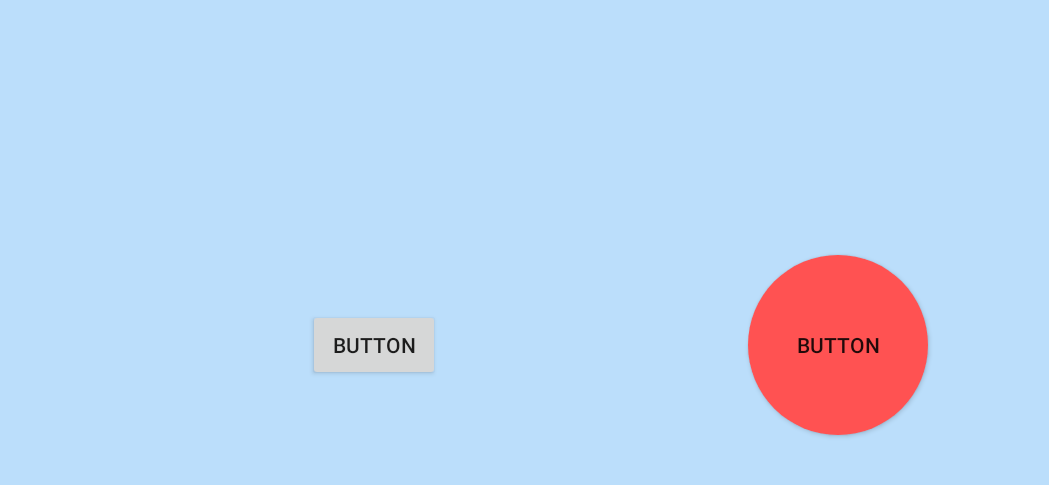
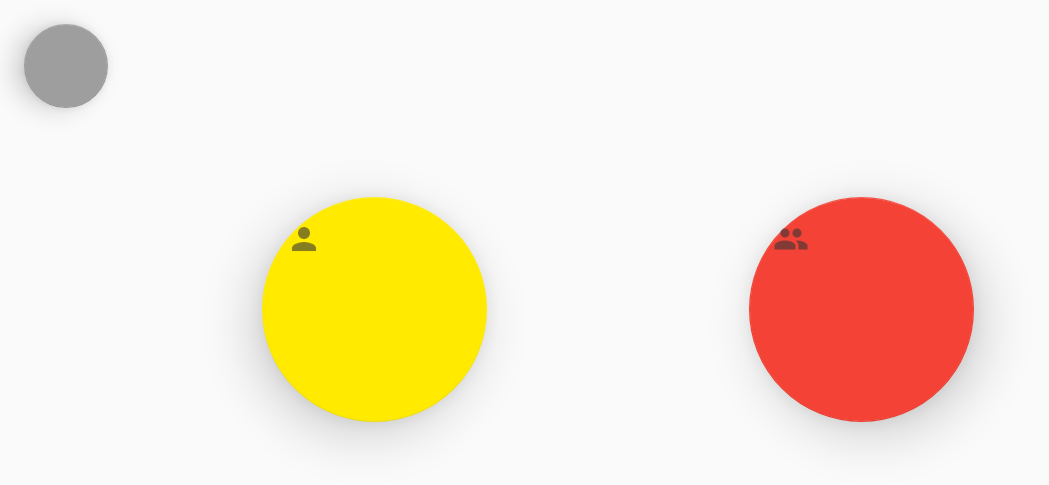
Before and after one commit to SSBB231/Connect4App, an Android app: the screen it shows after launch (MainScreen before the commit, MainActivity after it), on a phone screen of 824 x 412 dp (held sideways). Shown: the top 485 px of the screen, without its empty margins (0-1049 px from the left). Run offline under Robolectric (Android 15) with nearby library versions, the phone set to English and light mode, and no system bars.

Commit message:
Made cool FABs for the menu. Still on it...

```diff
--- a/app/src/main/java/com/example/ssbb231/connect4/MainActivity.java
+++ b/app/src/main/java/com/example/ssbb231/connect4/MainActivity.java
@@ -1,7 +1,7 @@
 package com.example.ssbb231.connect4;
 
+import android.os.Bundle;
 import android.support.v7.app.AppCompatActivity;
-import android.os.Bundle;
 
 public class MainActivity extends AppCompatActivity {
 
--- a/app/src/main/java/com/example/ssbb231/connect4/MainScreen.java
+++ /dev/null
@@ -1,163 +0,0 @@
-package com.example.ssbb231.connect4;
-
-import android.annotation.SuppressLint;
-import android.support.v7.app.ActionBar;
-import android.support.v7.app.AppCompatActivity;
-import android.os.Bundle;
-import android.os.Handler;
-import android.view.MotionEvent;
-import android.view.View;
-
-/**
- * An example full-screen activity that shows and hides the system UI (i.e.
- * status bar and navigation/system bar) with user interaction.
- */
-public class MainScreen extends AppCompatActivity {
-    /**
-     * Whether or not the system UI should be auto-hidden after
-     * {@link #AUTO_HIDE_DELAY_MILLIS} milliseconds.
-     */
-    private static final boolean AUTO_HIDE = true;
-
-    /**
-     * If {@link #AUTO_HIDE} is set, the number of milliseconds to wait after
-     * user interaction before hiding the system UI.
-     */
-    private static final int AUTO_HIDE_DELAY_MILLIS = 3000;
-
-    /**
-     * Some older devices needs a small delay between UI widget updates
-     * and a change of the status and navigation bar.
-     */
-    private static final int UI_ANIMATION_DELAY = 300;
-    private final Handler mHideHandler = new Handler();
-    private View mContentView;
-    private final Runnable mHidePart2Runnable = new Runnable() {
-        @SuppressLint("InlinedApi")
-        @Override
-        public void run() {
-            // Delayed removal of status and navigation bar
-
-            // Note that some of these constants are new as of API 16 (Jelly Bean)
-            // and API 19 (KitKat). It is safe to use them, as they are inlined
-            // at compile-time and do nothing on earlier devices.
-            mContentView.setSystemUiVisibility(View.SYSTEM_UI_FLAG_LOW_PROFILE
-                    | View.SYSTEM_UI_FLAG_FULLSCREEN
-                    | View.SYSTEM_UI_FLAG_LAYOUT_STABLE
-                    | View.SYSTEM_UI_FLAG_IMMERSIVE_STICKY
-                    | View.SYSTEM_UI_FLAG_LAYOUT_HIDE_NAVIGATION
-                    | View.SYSTEM_UI_FLAG_HIDE_NAVIGATION);
-        }
-    };
-    private View mControlsView;
-    private final Runnable mShowPart2Runnable = new Runnable() {
-        @Override
-        public void run() {
-            // Delayed display of UI elements
-            ActionBar actionBar = getSupportActionBar();
-            if (actionBar != null) {
-                actionBar.show();
-            }
-            mControlsView.setVisibility(View.VISIBLE);
-        }
-    };
-    private boolean mVisible;
-    private final Runnable mHideRunnable = new Runnable() {
-        @Override
-        public void run() {
-            hide();
-        }
-    };
-    /**
-     * Touch listener to use for in-layout UI controls to delay hiding the
-     * system UI. This is to prevent the jarring behavior of controls going away
-     * while interacting with activity UI.
-     */
-    private final View.OnTouchListener mDelayHideTouchListener = new View.OnTouchListener() {
-        @Override
-        public boolean onTouch(View view, MotionEvent motionEvent) {
-            if (AUTO_HIDE) {
-                delayedHide(AUTO_HIDE_DELAY_MILLIS);
-            }
-            return false;
-        }
-    };
-
-    @Override
-    protected void onCreate(Bundle savedInstanceState) {
-        super.onCreate(savedInstanceState);
-
-        setContentView(R.layout.activity_fullscreen);
-
-        mVisible = true;
-        mControlsView = findViewById(R.id.fullscreen_content_controls);
-        mContentView = findViewById(R.id.fullscreen_content);
-
-
-        // Set up the user interaction to manually show or hide the system UI.
-        mContentView.setOnClickListener(new View.OnClickListener() {
-            @Override
-            public void onClick(View view) {
-                toggle();
-            }
-        });
-
-        // Upon interacting with UI controls, delay any scheduled hide()
-        // operations to prevent the jarring behavior of controls going away
-        // while interacting with the UI.
-        findViewById(R.id.dummy_button).setOnTouchListener(mDelayHideTouchListener);
-    }
-
-    @Override
-    protected void onPostCreate(Bundle savedInstanceState) {
-        super.onPostCreate(savedInstanceState);
-
-        // Trigger the initial hide() shortly after the activity has been
-        // created, to briefly hint to the user that UI controls
-        // are available.
-        delayedHide(100);
-    }
-
-    private void toggle() {
-        if (mVisible) {
-            hide();
-        } else {
-            show();
-        }
-    }
-
-    private void hide() {
-        // Hide UI first
-        ActionBar actionBar = getSupportActionBar();
-        if (actionBar != null) {
-            actionBar.hide();
-        }
-        mControlsView.setVisibility(View.GONE);
-        mVisible = false;
-
-        // Schedule a runnable to remove the status and navigation bar after a delay
-        mHideHandler.removeCallbacks(mShowPart2Runnable);
-        mHideHandler.postDelayed(mHidePart2Runnable, UI_ANIMATION_DELAY);
-    }
-
-    @SuppressLint("InlinedApi")
-    private void show() {
-        // Show the system bar
-        mContentView.setSystemUiVisibility(View.SYSTEM_UI_FLAG_LAYOUT_FULLSCREEN
-                | View.SYSTEM_UI_FLAG_LAYOUT_HIDE_NAVIGATION);
-        mVisible = true;
-
-        // Schedule a runnable to display UI elements after a delay
-        mHideHandler.removeCallbacks(mHidePart2Runnable);
-        mHideHandler.postDelayed(mShowPart2Runnable, UI_ANIMATION_DELAY);
-    }
-
-    /**
-     * Schedules a call to hide() in [delay] milliseconds, canceling any
-     * previously scheduled calls.
-     */
-    private void delayedHide(int delayMillis) {
-        mHideHandler.removeCallbacks(mHideRunnable);
-        mHideHandler.postDelayed(mHideRunnable, delayMillis);
-    }
-}
--- a/app/src/main/java/com/example/ssbb231/connect4/PlayGame.java
+++ b/app/src/main/java/com/example/ssbb231/connect4/PlayGame.java
@@ -1,10 +1,9 @@
 package com.example.ssbb231.connect4;
 
+import android.os.Bundle;
 import android.support.v7.app.AppCompatActivity;
-import android.os.Bundle;
 
 public class PlayGame extends AppCompatActivity {
-
     @Override
     protected void onCreate(Bundle savedInstanceState) {
         super.onCreate(savedInstanceState);
--- a/app/src/main/res/layout/activity_fullscreen.xml
+++ /dev/null
@@ -1,74 +0,0 @@
-<FrameLayout xmlns:android="http://schemas.android.com/apk/res/android"
-    xmlns:app="http://schemas.android.com/apk/res-auto"
-    xmlns:tools="http://schemas.android.com/tools"
-    android:layout_width="match_parent"
-    android:layout_height="match_parent"
-    android:background="#bbdefb"
-    tools:context="com.example.ssbb231.connect4.MainScreen">
-
-    <!-- The primary full-screen view. This can be replaced with whatever view
-         is needed to present your content, e.g. VideoView, SurfaceView,
-         TextureView, etc. -->
-
-    <!-- This FrameLayout insets its children based on system windows using
-         android:fitsSystemWindows. -->
-    <FrameLayout
-        android:layout_width="match_parent"
-        android:layout_height="match_parent"
-        android:fitsSystemWindows="true">
-
-        <LinearLayout
-            android:id="@+id/fullscreen_content_controls"
-            style="?metaButtonBarStyle"
-            android:layout_width="match_parent"
-            android:layout_height="wrap_content"
-            android:layout_gravity="bottom|center_horizontal"
-            android:background="@color/black_overlay"
-            android:orientation="horizontal"
-            tools:ignore="UselessParent">
-
-            <Button
-                android:id="@+id/dummy_button"
-                style="?metaButtonBarButtonStyle"
-                android:layout_width="0dp"
-                android:layout_height="wrap_content"
-                android:layout_weight="1"
-                android:text="@string/dummy_button" />
-
-        </LinearLayout>
-
-        <android.support.constraint.ConstraintLayout
-            android:id="@+id/fullscreen_content"
-            android:layout_width="match_parent"
-            android:layout_height="match_parent"
-            android:gravity="center"
-            android:keepScreenOn="true"
-            android:text="@string/dummy_content"
-            android:textColor="#80cbc4"
-            android:textSize="50sp"
-            android:textStyle="bold">
-
-            <Button
-                android:id="@+id/button9"
-                android:background="@drawable/round_button"
-                android:layout_width="wrap_content"
-                android:layout_height="wrap_content"
-                android:text="Button"
-                app:layout_constraintRight_toRightOf="parent"
-                app:layout_constraintTop_toTopOf="parent"
-                app:layout_constraintBottom_toBottomOf="parent"
-                app:layout_constraintLeft_toRightOf="@+id/button7" />
-
-            <Button
-                android:id="@+id/button7"
-                android:layout_width="wrap_content"
-                android:layout_height="wrap_content"
-                android:text="Button"
-                app:layout_constraintTop_toTopOf="parent"
-                app:layout_constraintBottom_toBottomOf="parent"
-                app:layout_constraintLeft_toLeftOf="parent"
-                app:layout_constraintRight_toLeftOf="@+id/button9" />
-        </android.support.constraint.ConstraintLayout>
-    </FrameLayout>
-
-</FrameLayout>
--- a/app/src/main/res/layout/activity_main.xml
+++ b/app/src/main/res/layout/activity_main.xml
@@ -6,13 +6,41 @@
     android:layout_height="match_parent"
     tools:context="com.example.ssbb231.connect4.MainActivity">
 
-    <TextView
+    <android.support.design.widget.FloatingActionButton
+        android:id="@+id/bOnePlayer"
+        android:layout_width="150dp"
+        android:layout_height="150dp"
+        android:src="@drawable/ic_action_name"
+        app:elevation="20dp"
+        app:backgroundTint="#ffea00"
+        app:layout_constraintBottom_toBottomOf="parent"
+        app:layout_constraintTop_toTopOf="parent"
+        app:layout_constraintLeft_toLeftOf="parent"
+        app:layout_constraintRight_toLeftOf="@+id/bTwoPlayer"
+        app:layout_constraintVertical_bias="0.501" />
+
+    <android.support.design.widget.FloatingActionButton
+        android:id="@+id/bTwoPlayer"
+        android:layout_width="150dp"
+        android:layout_height="150dp"
+        android:src="@drawable/ic_action_two"
+        app:elevation="20dp"
+        app:backgroundTint="#f44336"
+        app:layout_constraintBottom_toBottomOf="parent"
+        app:layout_constraintTop_toTopOf="parent"
+        app:layout_constraintRight_toRightOf="parent"
+        app:layout_constraintLeft_toRightOf="@+id/bOnePlayer" />
+
+    <android.support.design.widget.FloatingActionButton
+        android:id="@+id/button5"
         android:layout_width="wrap_content"
         android:layout_height="wrap_content"
-        android:text="Hello World!"
-        app:layout_constraintBottom_toBottomOf="parent"
+        android:layout_marginLeft="16dp"
+        android:layout_marginTop="16dp"
+        android:text="Button"
+        app:elevation="10dp"
+        app:fabSize="normal"
+        app:backgroundTint="#9e9e9e"
         app:layout_constraintLeft_toLeftOf="parent"
-        app:layout_constraintRight_toRightOf="parent"
         app:layout_constraintTop_toTopOf="parent" />
-
 </android.support.constraint.ConstraintLayout>
--- a/app/src/main/res/layout/activity_play_game.xml
+++ b/app/src/main/res/layout/activity_play_game.xml
@@ -4,6 +4,6 @@
     xmlns:tools="http://schemas.android.com/tools"
     android:layout_width="match_parent"
     android:layout_height="match_parent"
-    tools:context="com.example.ssbb231.connect4.PlayGame">
+    tools:context="com.example.ssbb231.connect4.MainActivity">
 
 </android.support.constraint.ConstraintLayout>
--- /dev/null
+++ b/app/src/main/res/values/dimens.xml
@@ -0,0 +1,4 @@
+<?xml version="1.0" encoding="utf-8"?>
+<resources>
+    <dimen name="fab_margin">16dp</dimen>
+</resources>
```
Also changed, not shown: app/build.gradle (+5 -2 lines), app/src/main/AndroidManifest.xml (+3 -9 lines), app/src/main/res/drawable-hdpi/ic_action_name.png (added), app/src/main/res/drawable-hdpi/ic_action_two.png (added), app/src/main/res/drawable-mdpi/ic_action_name.png (added), app/src/main/res/drawable-mdpi/ic_action_two.png (added), app/src/main/res/drawable-xhdpi/ic_action_name.png (added), app/src/main/res/drawable-xhdpi/ic_action_two.png (added), app/src/main/res/drawable-xxhdpi/ic_action_name.png (added), app/src/main/res/drawable-xxhdpi/ic_action_two.png (added).
